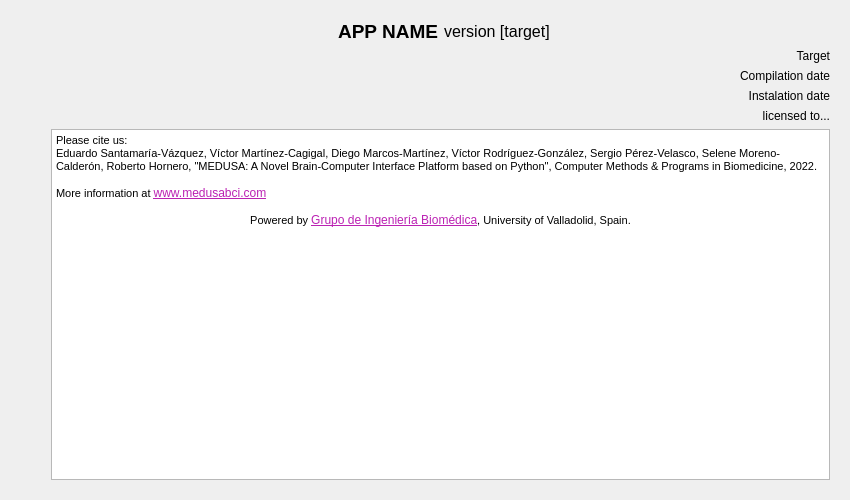
First picture: the form in src/gui/ui_files/about_app.ui, repository medusabci/medusa-platform, before the edit.
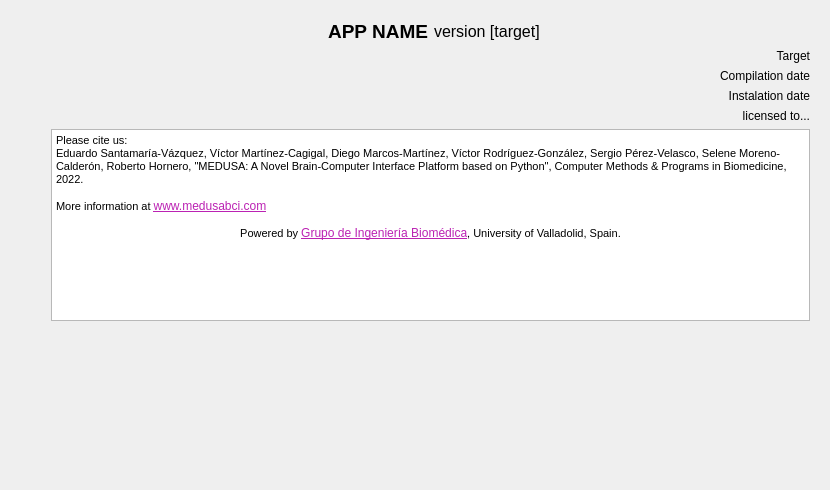
Second picture: the form after the edit.

Commit message: About app dialog finished

Patch:
```diff
--- a/src/gui/ui_files/about_app.ui
+++ b/src/gui/ui_files/about_app.ui
@@ -6,29 +6,14 @@
    <rect>
     <x>0</x>
     <y>0</y>
-    <width>850</width>
-    <height>500</height>
+    <width>830</width>
+    <height>490</height>
    </rect>
   </property>
-  <property name="minimumSize">
-   <size>
-    <width>850</width>
-    <height>498</height>
-   </size>
-  </property>
-  <property name="maximumSize">
-   <size>
-    <width>850</width>
-    <height>500</height>
-   </size>
-  </property>
   <property name="windowTitle">
    <string>Dialog</string>
   </property>
-  <property name="styleSheet">
-   <string notr="true"/>
-  </property>
-  <layout class="QHBoxLayout" name="horizontalLayout">
+  <layout class="QHBoxLayout" name="horizontalLayout_3">
    <item>
     <widget class="QWidget" name="widget_icon" native="true">
      <layout class="QVBoxLayout" name="verticalLayout_2">
@@ -156,9 +141,6 @@
          <string>&lt;!DOCTYPE HTML PUBLIC &quot;-//W3C//DTD HTML 4.0//EN&quot; &quot;http://www.w3.org/TR/REC-html40/strict.dtd&quot;&gt;
 &lt;html&gt;&lt;head&gt;&lt;meta name=&quot;qrichtext&quot; content=&quot;1&quot; /&gt;&lt;meta charset=&quot;utf-8&quot; /&gt;&lt;style type=&quot;text/css&quot;&gt;
 p, li { white-space: pre-wrap; }
-hr { height: 1px; border-width: 0; }
-li.unchecked::marker { content: &quot;\2610&quot;; }
-li.checked::marker { content: &quot;\2612&quot;; }
 &lt;/style&gt;&lt;/head&gt;&lt;body style=&quot; font-family:'Segoe UI'; font-size:9pt; font-weight:400; font-style:normal;&quot;&gt;
 &lt;p align=&quot;justify&quot; style=&quot; margin-top:0px; margin-bottom:0px; margin-left:0px; margin-right:0px; -qt-block-indent:0; text-indent:0px;&quot;&gt;&lt;span style=&quot; font-family:'Roboto Mono'; font-size:8pt;&quot;&gt;Please cite us:&lt;/span&gt;&lt;/p&gt;
 &lt;p style=&quot; margin-top:0px; margin-bottom:0px; margin-left:0px; margin-right:0px; -qt-block-indent:0; text-indent:0px;&quot;&gt;&lt;span style=&quot; font-family:'Roboto Mono'; font-size:8pt;&quot;&gt;Eduardo Santamaría-Vázquez, Víctor Martínez-Cagigal, Diego Marcos-Martínez, Víctor Rodríguez-González, Sergio Pérez-Velasco, Selene Moreno-Calderón, Roberto Hornero, &amp;quot;MEDUSA: A Novel Brain-Computer Interface Platform based on Python&amp;quot;, Computer Methods &amp;amp; Programs in Biomedicine, 2022.&lt;/span&gt;&lt;/p&gt;
@@ -175,6 +157,19 @@
         </property>
        </widget>
       </item>
+      <item>
+       <spacer name="verticalSpacer">
+        <property name="orientation">
+         <enum>Qt::Vertical</enum>
+        </property>
+        <property name="sizeHint" stdset="0">
+         <size>
+          <width>20</width>
+          <height>40</height>
+         </size>
+        </property>
+       </spacer>
+      </item>
      </layout>
     </widget>
    </item>
```
Left out of the diff: 2 changed lines with no effect on the pictures. The commit also changes 2 other files.
